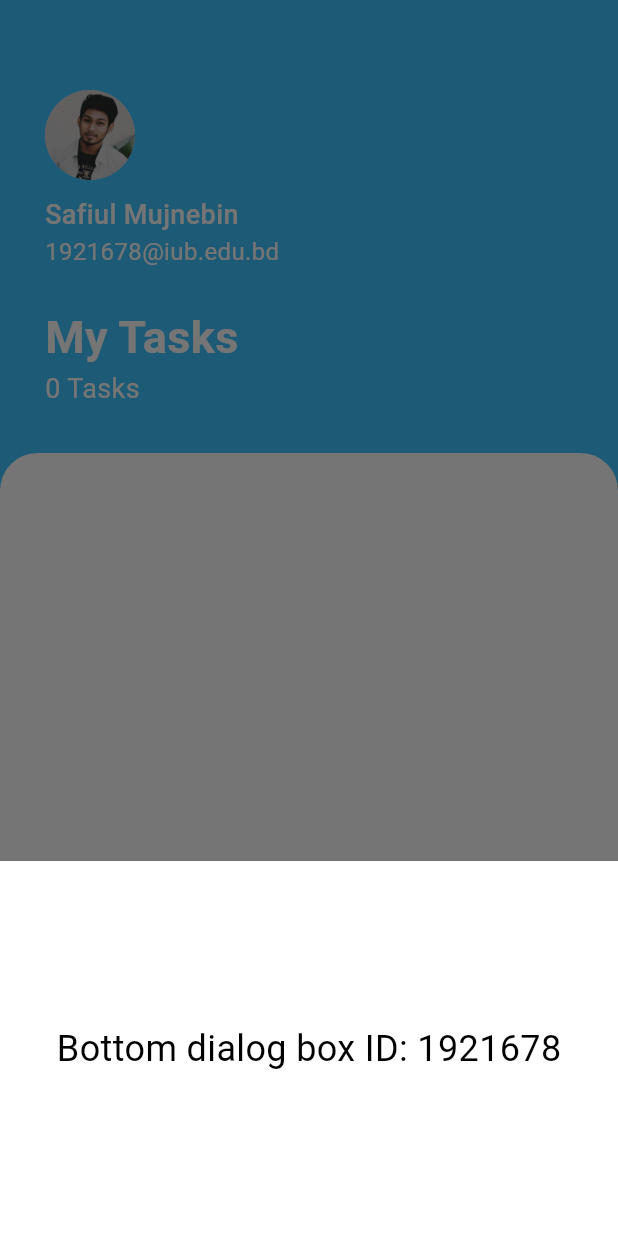
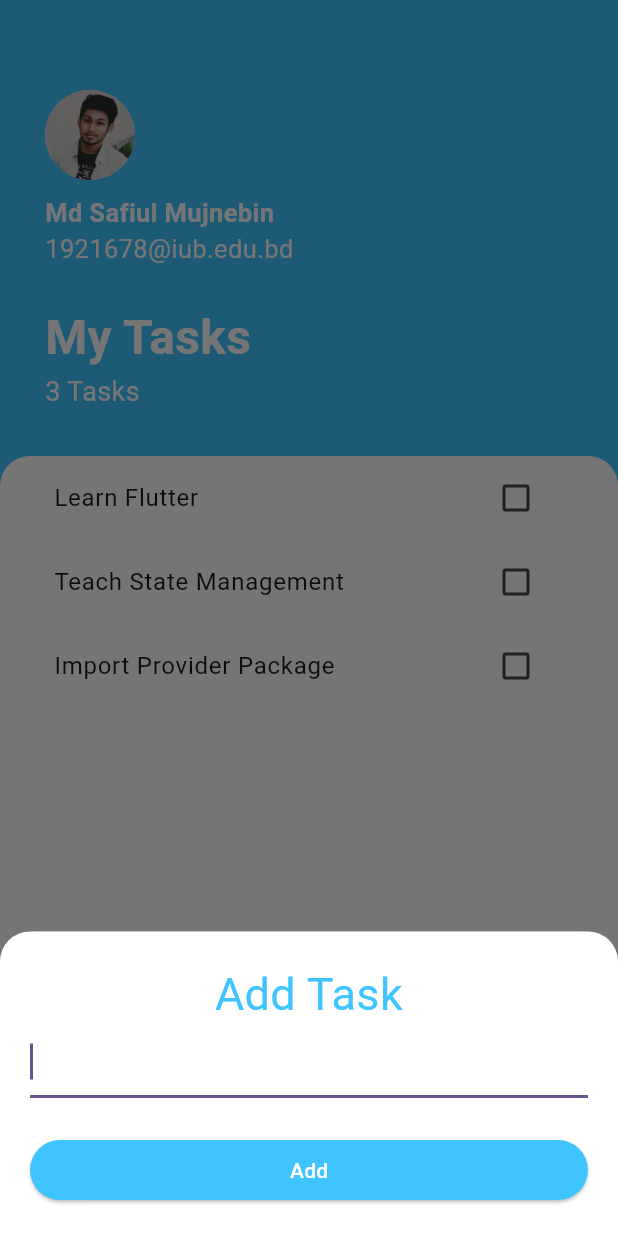
Before and after one commit to nanishat/1921678_assignment1_todo_flutter, a Flutter app: the screen it shows after launch, after a tap on the "add" icon, on a phone screen of 412 x 824 dp. Run offline on Flutter 3.47's test engine with Material 3 defaults, Android fonts, the phone set to English and light mode, and no system bars.

Commit message:
updated code with Text Strike Through on checkbox checked and Implement To Do list using Listview.Builder on this.

```diff
--- a/lib/main.dart
+++ b/lib/main.dart
@@ -1,5 +1,7 @@
 import 'package:flutter/material.dart';
-import 'package:todo/task_screen.dart';
+import 'package:provider/provider.dart';
+import 'package:todo/models/TaskData.dart';
+import 'package:todo/screens/tasks_screen.dart';
 
 void main() {
   runApp(const MyApp());
@@ -10,9 +12,16 @@ class MyApp extends StatelessWidget {
 
   @override
   Widget build(BuildContext context) {
-    return const MaterialApp(
-      debugShowCheckedModeBanner: false,
-      home: TasksScreen(title: 'My Flutter Task Screen'),
+    return ChangeNotifierProvider(
+      create: (context) => TaskData(),
+      child: MaterialApp(
+        debugShowCheckedModeBanner: false,
+        theme: ThemeData(
+          colorScheme: ColorScheme.fromSeed(seedColor: Colors.deepPurple),
+          useMaterial3: true,
+        ),
+        home: TasksScreen(),
+      ),
     );
   }
 }
--- /dev/null
+++ b/lib/models/TaskData.dart
@@ -0,0 +1,37 @@
+import 'dart:collection';
+
+import 'package:flutter/cupertino.dart';
+
+import 'task.dart';
+
+class TaskData extends ChangeNotifier {
+  List<Task> _tasks = [
+    Task(name: 'Learn Flutter'),
+    Task(name: 'Teach State Management'),
+    Task(name: 'Import Provider Package'),
+  ];
+
+  UnmodifiableListView<Task> get tasks {
+    return UnmodifiableListView(_tasks);
+  }
+
+  int get taskCount {
+    return _tasks.length;
+  }
+
+  void addTask(String newTaskTitle) {
+    final task = Task(name: newTaskTitle);
+    _tasks.add(task);
+    notifyListeners();
+  }
+
+  void updateTask(Task task) {
+    task.toggleDone();
+    notifyListeners();
+  }
+
+  void deleteTask(Task task) {
+    _tasks.remove(task);
+    notifyListeners();
+  }
+}
--- /dev/null
+++ b/lib/models/task.dart
@@ -0,0 +1,14 @@
+class Task {
+  final String name;
+  bool isDone;
+
+  Task({
+    required this.name,
+    this.isDone = false,
+  });
+
+  //to check done or not
+  void toggleDone() {
+    isDone = !isDone;
+  }
+}
--- /dev/null
+++ b/lib/screens/add_task_screen.dart
@@ -0,0 +1,62 @@
+import 'package:flutter/material.dart';
+import 'package:provider/provider.dart';
+
+import '../models/TaskData.dart';
+
+class AddTaskScreen extends StatelessWidget {
+  @override
+  Widget build(BuildContext context) {
+    String newTaskTitle = '';
+
+    return Container(
+      color: Color(0xff757575),
+      child: Container(
+        padding: EdgeInsets.all(20.0),
+        decoration: BoxDecoration(
+          color: Colors.white,
+          borderRadius: BorderRadius.only(
+            topLeft: Radius.circular(20.0),
+            topRight: Radius.circular(20.0),
+          ),
+        ),
+        child: Column(
+          crossAxisAlignment: CrossAxisAlignment.stretch,
+          children: <Widget>[
+            Text(
+              'Add Task',
+              textAlign: TextAlign.center,
+              style: TextStyle(
+                fontSize: 30.0,
+                color: Colors.lightBlueAccent,
+              ),
+            ),
+            TextField(
+              autofocus: true,
+              textAlign: TextAlign.start,
+              onChanged: (newText) {
+                newTaskTitle = newText;
+              },
+            ),
+            SizedBox(height: 24),
+            ElevatedButton(
+              style: ElevatedButton.styleFrom(
+                backgroundColor: Colors.lightBlueAccent,
+              ),
+              child: Text(
+                'Add',
+                style: TextStyle(
+                  color: Colors.white,
+                ),
+              ),
+              onPressed: () {
+                Provider.of<TaskData>(context, listen: false)
+                    .addTask(newTaskTitle);
+                Navigator.pop(context);
+              },
+            ),
+          ],
+        ),
+      ),
+    );
+  }
+}
--- a/lib/task_screen.dart
+++ b/lib/screens/tasks_screen.dart
@@ -1,38 +1,41 @@
 import 'package:flutter/material.dart';
+import 'package:provider/provider.dart';
+import 'package:todo/models/TaskData.dart';
+import 'package:todo/models/task.dart';
 
-class TasksScreen extends StatelessWidget {
-  const TasksScreen({super.key, required this.title});
+import '../widgets/tasks_list.dart';
+import 'add_task_screen.dart';
 
-  final String title;
+class TasksScreen extends StatefulWidget {
+  const TasksScreen({super.key});
 
+  @override
+  State<TasksScreen> createState() => _TasksScreenState();
+}
+
+class _TasksScreenState extends State<TasksScreen> {
   @override
   Widget build(BuildContext context) {
     return Scaffold(
       backgroundColor: Colors.lightBlueAccent,
       floatingActionButton: FloatingActionButton(
-        backgroundColor: Colors.teal,
-        child: const Icon(
+        backgroundColor: Colors.lightBlueAccent,
+        child: Icon(
           Icons.add,
           color: Colors.white,
         ),
         onPressed: () {
           showModalBottomSheet(
             context: context,
-            shape: const RoundedRectangleBorder(
-              borderRadius: BorderRadius.vertical(top: Radius.circular(20.0)),
+            isScrollControlled: true,
+            builder: (context) => SingleChildScrollView(
+              child: Container(
+                padding: EdgeInsets.only(
+                  bottom: MediaQuery.of(context).viewInsets.bottom,
+                ),
+                child: AddTaskScreen(),
+              ),
             ),
-            builder: (BuildContext context) {
-              return Container(
-                height: 250,
-                color: Colors.white,
-                child: const Center(
-                  child: Text(
-                    'Bottom dialog box ID: 1921678',
-                    style: TextStyle(fontSize: 24, color: Colors.black),
-                  ),
-                ),
-              );
-            },
           );
         },
       ),
@@ -41,30 +44,29 @@ class TasksScreen extends StatelessWidget {
         crossAxisAlignment: CrossAxisAlignment.stretch,
         children: [
           Container(
-            padding: const EdgeInsets.only(
+            padding: EdgeInsets.only(
                 top: 60.0, left: 30.0, right: 30.0, bottom: 30.0),
-            child: const Column(
+            child: Column(
               crossAxisAlignment: CrossAxisAlignment.start,
               children: [
                 CircleAvatar(
                   radius: 30,
-                  backgroundImage:
-                  AssetImage("assets/images/dp.jpeg"),
+                  backgroundImage: AssetImage("assets/images/dp.jpeg"),
                 ),
                 SizedBox(height: 10),
                 Text(
-                  "Safiul Mujnebin",
+                  "Md Safiul Mujnebin",
                   style: TextStyle(
                     color: Colors.white,
-                    fontSize: 18.0,
-                    fontWeight: FontWeight.w500,
+                    fontSize: 17.0,
+                    fontWeight: FontWeight.w700,
                   ),
                 ),
                 Text(
                   "1921678@iub.edu.bd",
                   style: TextStyle(
                     color: Colors.white,
-                    fontSize: 16.0,
+                    fontSize: 17.0,
                   ),
                 ),
                 SizedBox(height: 24),
@@ -72,11 +74,11 @@ class TasksScreen extends StatelessWidget {
                   "My Tasks",
                   style: TextStyle(
                       color: Colors.white,
-                      fontSize: 30.0,
-                      fontWeight: FontWeight.w600),
+                      fontSize: 32.0,
+                      fontWeight: FontWeight.w700),
                 ),
                 Text(
-                  "0 Tasks",
+                  "${Provider.of<TaskData>(context).taskCount} Tasks",
                   style: TextStyle(
                     color: Colors.white,
                     fontSize: 18,
@@ -87,15 +89,18 @@ class TasksScreen extends StatelessWidget {
           ),
           Expanded(
             child: Container(
-              padding: const EdgeInsets.symmetric(horizontal: 20.0),
-              decoration: const BoxDecoration(
+              padding: EdgeInsets.symmetric(
+                horizontal: 20.0,
+              ),
+              // color: Colors.white,
+              decoration: BoxDecoration(
                 color: Colors.white,
                 borderRadius: BorderRadius.only(
-                  topLeft: Radius.circular(25.0),
-                  topRight: Radius.circular(25.0),
+                  topLeft: Radius.circular(20.0),
+                  topRight: Radius.circular(20.0),
                 ),
               ),
-              //     child: // Your content here,
+              child: TasksList(),
             ),
           )
         ],
--- /dev/null
+++ b/lib/widgets/task_tile.dart
@@ -0,0 +1,35 @@
+import 'package:flutter/material.dart';
+
+class TaskTile extends StatelessWidget {
+  final bool isChecked;
+  final String taskTitle;
+  final VoidCallback checkboxCallback;
+  final VoidCallback longPressCallback;
+
+  TaskTile({
+    required this.isChecked,
+    required this.taskTitle,
+    required this.checkboxCallback,
+    required this.longPressCallback,
+  });
+
+  @override
+  Widget build(BuildContext context) {
+    return ListTile(
+      onLongPress: longPressCallback,
+      title: Text(
+        taskTitle,
+        style: TextStyle(
+          decoration: isChecked ? TextDecoration.lineThrough : null,
+        ),
+      ),
+      trailing: Checkbox(
+        activeColor: Colors.lightBlueAccent,
+        value: isChecked,
+        onChanged: (value) {
+          checkboxCallback();
+        },
+      ),
+    );
+  }
+}
--- /dev/null
+++ b/lib/widgets/tasks_list.dart
@@ -0,0 +1,31 @@
+import 'package:flutter/material.dart';
+import 'package:provider/provider.dart';
+
+import '../models/TaskData.dart';
+import 'task_tile.dart';
+
+class TasksList extends StatelessWidget {
+  @override
+  Widget build(BuildContext context) {
+    return Consumer<TaskData>(
+      builder: (context, taskData, child) {
+        return ListView.builder(
+          itemBuilder: (context, index) {
+            final task = taskData.tasks[index];
+            return TaskTile(
+              taskTitle: task.name,
+              isChecked: task.isDone,
+              checkboxCallback: () {
+                taskData.updateTask(task);
+              },
+              longPressCallback: () {
+                taskData.deleteTask(task);
+              },
+            );
+          },
+          itemCount: taskData.taskCount,
+        );
+      },
+    );
+  }
+}
--- a/pubspec.yaml
+++ b/pubspec.yaml
@@ -35,6 +35,7 @@ dependencies:
   # The following adds the Cupertino Icons font to your application.
   # Use with the CupertinoIcons class for iOS style icons.
   cupertino_icons: ^1.0.2
+  provider: ^6.1.1
 
 dev_dependencies:
   flutter_test:
```
Also changed, not shown: assets/images/dp.jpeg, pubspec.lock.
